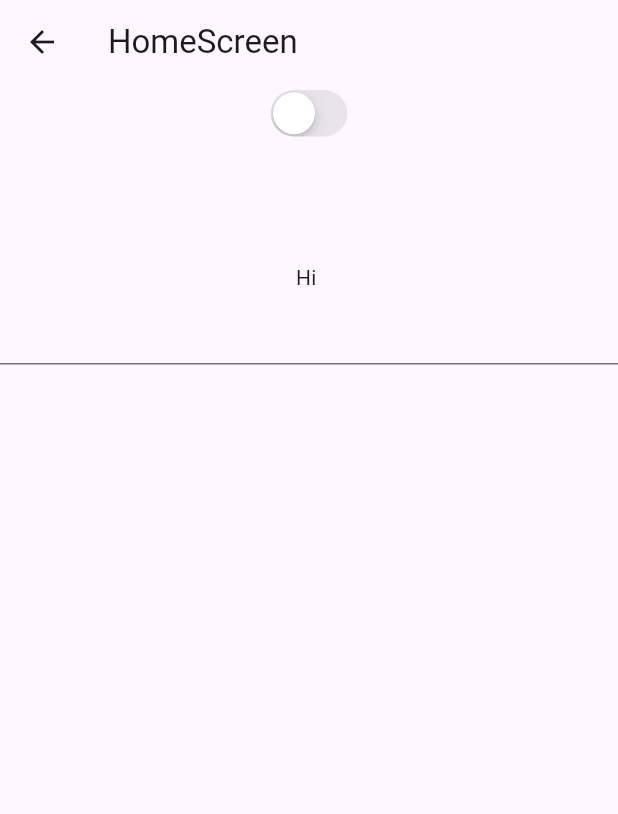
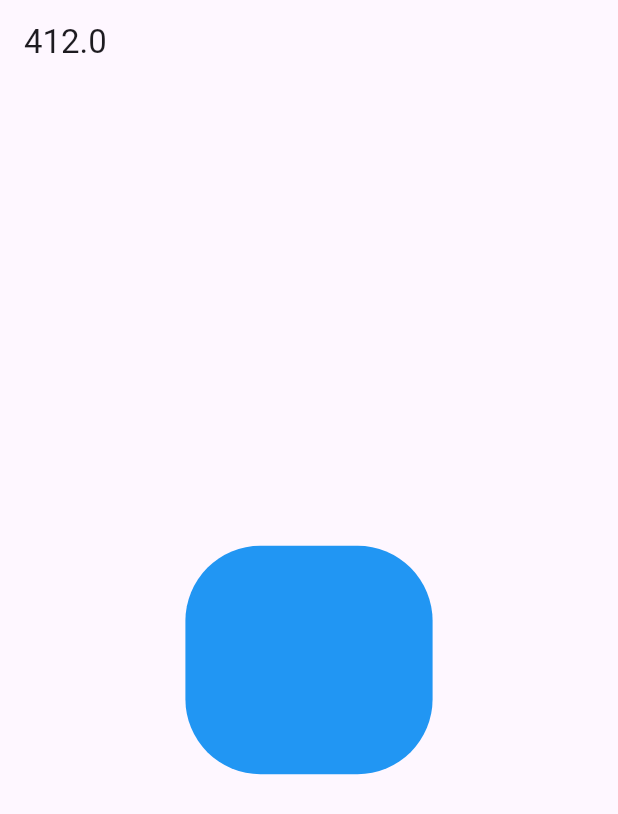
Before and after one commit to muhammedelsepa3y/NoteApp-Api, a Flutter app: the HomeScreen screen opened directly, on a phone screen of 412 x 824 dp. Shown: the top 814 px of the screen. Run offline on Flutter 3.47's test engine with Material 2 defaults, Android fonts, the phone set to English and light mode, and no system bars.

Commit message:
finish s7

```diff
--- /dev/null
+++ b/lib/constants/size_config.dart
@@ -0,0 +1,22 @@
+import 'dart:math';
+import 'package:flutter/widgets.dart';
+class SizeConfig {
+  static const double designWidth = 375;
+  static const double designHeight = 812;
+  static late MediaQueryData _mediaQueryData;
+  static late double screenWidth;
+  static late double screenHeight;
+  static late double horizontalBlock;
+  static late double verticalBlock;
+  static late double statusBarHeight;
+  static late double textRatio;
+  void init(BuildContext context) {
+    _mediaQueryData = MediaQuery.of(context);
+    screenWidth = _mediaQueryData.size.width;
+    screenHeight = _mediaQueryData.size.height;
+    statusBarHeight = _mediaQueryData.padding.top;
+    horizontalBlock = (_mediaQueryData.size.width) / designWidth;
+    verticalBlock = (screenHeight - statusBarHeight) / (designHeight);
+    textRatio = min(verticalBlock, horizontalBlock);
+  }
+}
--- a/lib/main.dart
+++ b/lib/main.dart
@@ -1,5 +1,6 @@
 import 'package:flutter/material.dart';
 import 'package:provider/provider.dart';
+import 'constants/size_config.dart';
 import 'providers/notes_provider.dart';
 import 'providers/user_provider.dart';
 import 'screens/home.dart';
@@ -13,6 +14,7 @@ class MyApp extends StatelessWidget {
 
   @override
   Widget build(BuildContext context) {
+    SizeConfig().init(context);
     return MultiProvider(
         providers: [
           ChangeNotifierProvider(
@@ -26,7 +28,7 @@ class MyApp extends StatelessWidget {
           theme: ThemeData(
             useMaterial3: true,
           ),
-          home: NotesScreen(),
+          home: HomeScreen(),
 
         )
     );
--- a/lib/screens/home.dart
+++ b/lib/screens/home.dart
@@ -1,43 +1,30 @@
 import 'package:flutter/cupertino.dart';
 import 'package:flutter/material.dart';
 import 'package:provider/provider.dart';
+import 'package:session7/constants/size_config.dart';
 
 import '../providers/user_provider.dart';
 
 class HomeScreen extends StatelessWidget {
 
+
+
   @override
   Widget build(BuildContext context) {
+
     return Scaffold(
       appBar: AppBar(
-        title: const Text('HomeScreen'),
+        title:  Text(SizeConfig.screenWidth.toString()),
       ),
       body: Center(
-          child: Consumer<UserProvider>(
-            builder: (context, provider, child) {
-              return Column(
-                  children: [
-                    CupertinoSwitch(
-                      onChanged: (value) {
-                        provider.toggleScreen();
-                      },
-                      value: provider.isDark,
-                    ),
-                    SizedBox(
-                      height: 80,
-                    ),
-                    Text("Hi ${provider.userName}"),
-                    TextField(
-                      onChanged: (value){
-                        provider.userName=value;
-                      },
-                    )
+          child: Container(
+            width: SizeConfig.horizontalBlock*150,
+            height: SizeConfig.verticalBlock*150,
+            decoration: BoxDecoration(
+              color: Colors.blue,
+              borderRadius: BorderRadius.circular(50)
 
-
-
-                  ]
-              );
-            },
+            ),
           )
       ),
     );
```
